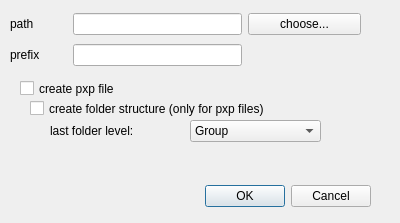
First picture: the form in QtPMbrowser/DlgChoosePathAndPrefix.ui, repository ChrisHal/PMbrowser, before the edit.
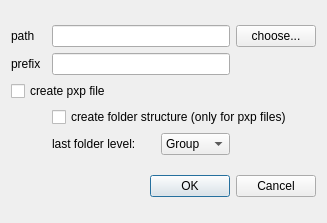
Second picture: the form after the edit.

Commit message: fix weird scaling of dialogs on multi-screen with HiDPI and LoDPI cooruing with Qt6

```diff
--- a/QtPMbrowser/DlgChoosePathAndPrefix.ui
+++ b/QtPMbrowser/DlgChoosePathAndPrefix.ui
@@ -6,39 +6,16 @@
    <rect>
     <x>0</x>
     <y>0</y>
-    <width>400</width>
+    <width>327</width>
     <height>223</height>
    </rect>
   </property>
   <property name="windowTitle">
    <string>Choose Path &amp; Prefix</string>
   </property>
-  <widget class="QDialogButtonBox" name="buttonBox">
-   <property name="geometry">
-    <rect>
-     <x>30</x>
-     <y>180</y>
-     <width>341</width>
-     <height>32</height>
-    </rect>
-   </property>
-   <property name="orientation">
-    <enum>Qt::Horizontal</enum>
-   </property>
-   <property name="standardButtons">
-    <set>QDialogButtonBox::Cancel|QDialogButtonBox::Ok</set>
-   </property>
-  </widget>
-  <widget class="QWidget" name="layoutWidget">
-   <property name="geometry">
-    <rect>
-     <x>10</x>
-     <y>10</y>
-     <width>351</width>
-     <height>61</height>
-    </rect>
-   </property>
-   <layout class="QGridLayout" name="gridLayout" columnstretch="1,3,2">
+  <layout class="QGridLayout" name="gridLayout_2">
+   <item row="0" column="0">
+    <layout class="QGridLayout" name="gridLayout" columnstretch="1,3,2,0" columnminimumwidth="0,1,0,0">
     <item row="0" column="0">
      <widget class="QLabel" name="label">
       <property name="text">
@@ -46,10 +23,20 @@
       </property>
      </widget>
     </item>
-    <item row="0" column="1">
-     <widget class="QLineEdit" name="lineEditPath"/>
-    </item>
-    <item row="0" column="2">
+     <item row="1" column="3">
+      <spacer name="horizontalSpacer">
+       <property name="orientation">
+        <enum>Qt::Horizontal</enum>
+       </property>
+       <property name="sizeHint" stdset="0">
+        <size>
+         <width>68</width>
+         <height>20</height>
+        </size>
+       </property>
+      </spacer>
+     </item>
+     <item row="0" column="3">
      <widget class="QPushButton" name="pushButtonChoosePath">
       <property name="text">
        <string>choose...</string>
@@ -66,40 +53,18 @@
       </property>
      </widget>
     </item>
-    <item row="1" column="1">
-     <widget class="QLineEdit" name="lineEditPrefix">
-      <property name="toolTip">
-       <string>wavenames will be prefixed with this</string>
+     <item row="4" column="1" colspan="3">
+      <widget class="QCheckBox" name="checkBox_create_datafolders">
+       <property name="text">
+        <string>create folder structure (only for pxp files)</string>
       </property>
      </widget>
     </item>
-    <item row="1" column="2">
-     <spacer name="horizontalSpacer">
-      <property name="orientation">
-       <enum>Qt::Horizontal</enum>
-      </property>
-      <property name="sizeHint" stdset="0">
-       <size>
-        <width>68</width>
-        <height>20</height>
-       </size>
-      </property>
-     </spacer>
-    </item>
-   </layout>
-  </widget>
+     <item row="3" column="0" colspan="4">
   <widget class="QCheckBox" name="checkBox_pxp_export">
    <property name="enabled">
     <bool>true</bool>
    </property>
-   <property name="geometry">
-    <rect>
-     <x>20</x>
-     <y>80</y>
-     <width>281</width>
-     <height>17</height>
-    </rect>
-   </property>
    <property name="toolTip">
     <string>all traces are stored in one file</string>
    </property>
@@ -107,28 +72,55 @@
     <string>create pxp file</string>
    </property>
   </widget>
-  <widget class="QCheckBox" name="checkBox_create_datafolders">
-   <property name="geometry">
-    <rect>
-     <x>30</x>
-     <y>100</y>
-     <width>321</width>
-     <height>17</height>
-    </rect>
-   </property>
+     </item>
+     <item row="0" column="1" colspan="2">
+      <widget class="QLineEdit" name="lineEditPath"/>
+     </item>
+     <item row="1" column="1" colspan="2">
+      <widget class="QLineEdit" name="lineEditPrefix">
+       <property name="toolTip">
+        <string>wavenames will be prefixed with this</string>
+       </property>
+      </widget>
+     </item>
+     <item row="4" column="0">
+      <spacer name="horizontalSpacer_2">
+       <property name="orientation">
+        <enum>Qt::Horizontal</enum>
+       </property>
+       <property name="sizeHint" stdset="0">
+        <size>
+         <width>40</width>
+         <height>20</height>
+        </size>
+       </property>
+      </spacer>
+     </item>
+     <item row="5" column="0">
+      <spacer name="horizontalSpacer_3">
+       <property name="orientation">
+        <enum>Qt::Horizontal</enum>
+       </property>
+       <property name="sizeHint" stdset="0">
+        <size>
+         <width>40</width>
+         <height>20</height>
+        </size>
+       </property>
+      </spacer>
+     </item>
+     <item row="5" column="1">
+      <widget class="QLabel" name="label_3">
    <property name="text">
-    <string>create folder structure (only for pxp files)</string>
-   </property>
-  </widget>
+        <string>last folder level:</string>
+       </property>
+       <property name="alignment">
+        <set>Qt::AlignLeading|Qt::AlignLeft|Qt::AlignVCenter</set>
+       </property>
+      </widget>
+     </item>
+     <item row="5" column="2">
   <widget class="QComboBox" name="comboBoxLevel">
-   <property name="geometry">
-    <rect>
-     <x>190</x>
-     <y>120</y>
-     <width>131</width>
-     <height>22</height>
-    </rect>
-   </property>
    <item>
     <property name="text">
      <string>Group</string>
@@ -140,19 +132,33 @@
     </property>
    </item>
   </widget>
-  <widget class="QLabel" name="label_3">
-   <property name="geometry">
-    <rect>
-     <x>50</x>
-     <y>120</y>
-     <width>141</width>
-     <height>21</height>
-    </rect>
-   </property>
-   <property name="text">
-    <string>last folder level:</string>
-   </property>
-  </widget>
+     </item>
+     <item row="5" column="3">
+      <spacer name="horizontalSpacer_4">
+       <property name="orientation">
+        <enum>Qt::Horizontal</enum>
+       </property>
+       <property name="sizeHint" stdset="0">
+        <size>
+         <width>40</width>
+         <height>20</height>
+        </size>
+       </property>
+      </spacer>
+     </item>
+    </layout>
+   </item>
+   <item row="1" column="0">
+    <widget class="QDialogButtonBox" name="buttonBox">
+     <property name="orientation">
+      <enum>Qt::Horizontal</enum>
+     </property>
+     <property name="standardButtons">
+      <set>QDialogButtonBox::Cancel|QDialogButtonBox::Ok</set>
+     </property>
+    </widget>
+   </item>
+  </layout>
  </widget>
  <resources/>
  <connections>
```
Lines whose indentation alone changed are shown as unchanged. The commit also changes 2 other files.
